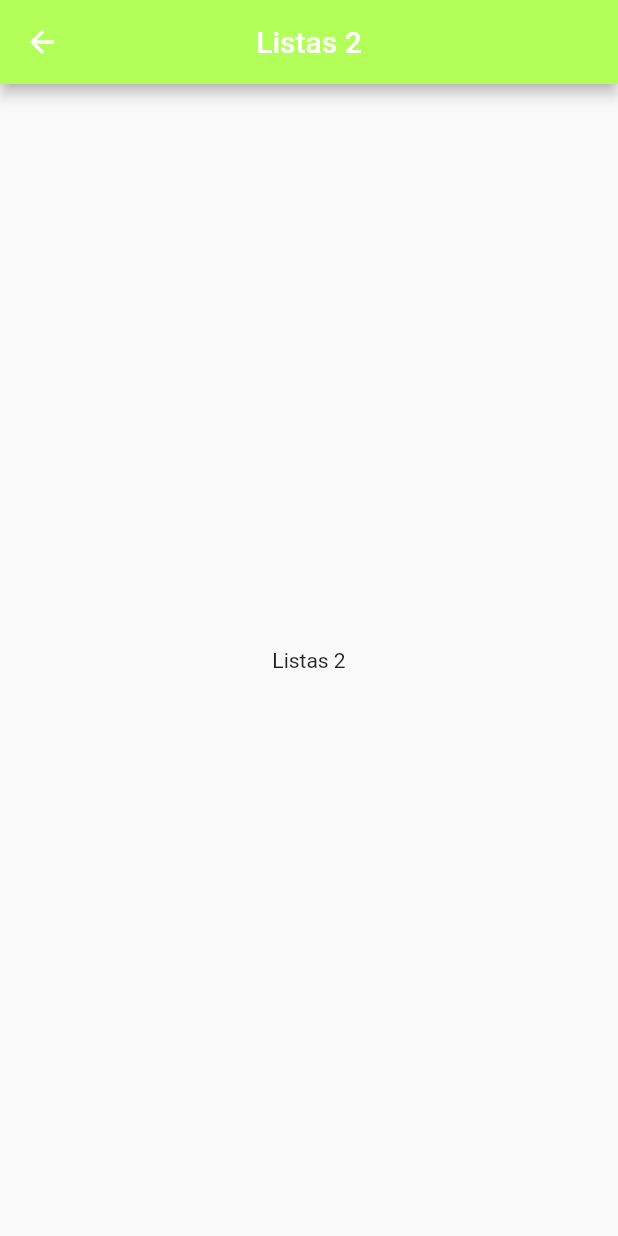
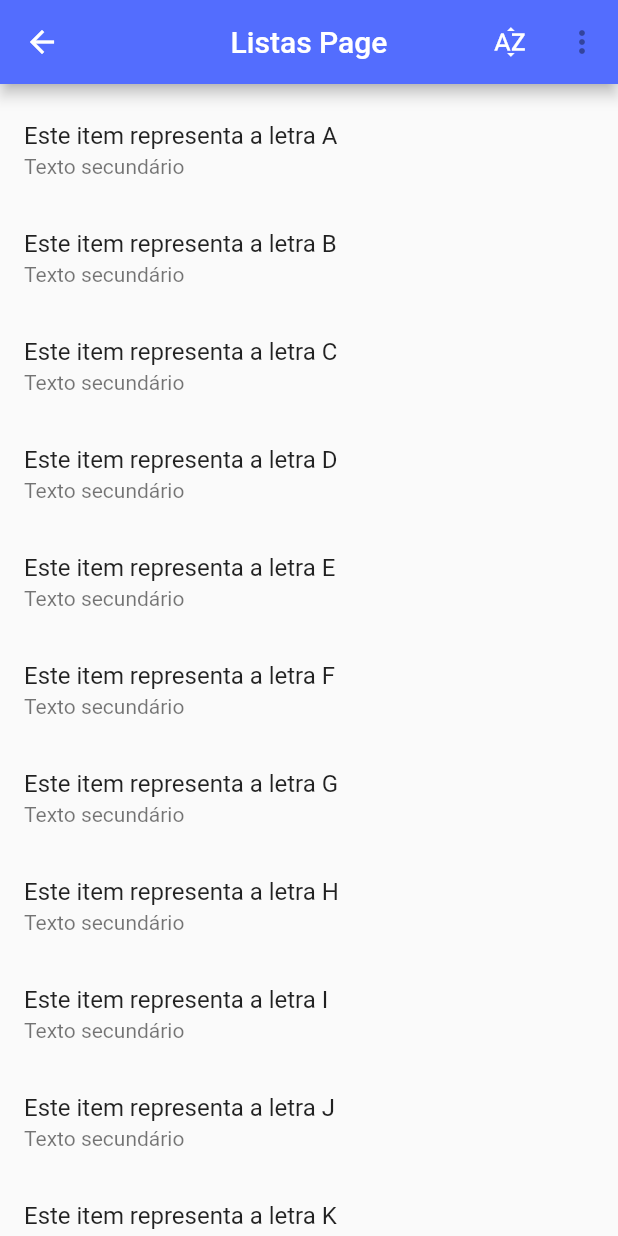
Before and after one commit to owilliamnet/flutter_widgets_demo, a Flutter app: the ListasPage screen opened directly, on a phone screen of 412 x 824 dp. Run offline on Flutter 3.47's test engine with Material 2 defaults, Android fonts, the phone set to English and light mode, and no system bars; network calls fail.

Commit message:
Atualizações até o dia 20180910

```diff
--- a/lib/listas_page.dart
+++ b/lib/listas_page.dart
@@ -6,17 +6,71 @@ class ListasPage extends StatefulWidget {
 }
 
 class _ListasPageState extends State<ListasPage> {
+  List<String> items = <String>[
+    'A',
+    'B',
+    'C',
+    'D',
+    'E',
+    'F',
+    'G',
+    'H',
+    'I',
+    'J',
+    'K',
+    'L',
+    'M',
+    'N',
+    'O',
+    'P',
+    'Q',
+    'R',
+  ];
+  bool _ordenacaoReversa = false;
+
   @override
   Widget build(BuildContext context) {
+    Iterable<Widget> listTiles =
+        items.map((String item) => buildListTile(context, item));
+
     return Scaffold(
       appBar: AppBar(
-        title: Text('Listas 2'),
+        backgroundColor: Colors.indigoAccent,
+        title: Text('Listas Page'),
         centerTitle: true,
-        backgroundColor : Colors.lightGreenAccent
+        actions: <Widget>[
+          IconButton(
+            icon: Icon(Icons.sort_by_alpha),
+            onPressed: () {
+              setState(() {
+                _ordenacaoReversa = !_ordenacaoReversa;
+                items.sort((String a, String b) => _ordenacaoReversa ? b.compareTo(a) : a.compareTo(b));
+              });
+            },
+          ),
+          IconButton(
+            icon: Icon(Icons.more_vert),
+            onPressed: null,
+          )
+        ],
       ),
-      body: Center(
-        child: Text('Listas 2'),
-      )
+      body: Scrollbar(
+        child: ListView(
+          padding: EdgeInsets.symmetric(vertical: 8.0),
+          children: listTiles.toList(),
+        ),
+      ),
     );
   }
 }
+
+Widget buildListTile(BuildContext context, String item) {
+  Widget secondary = const Text('Texto secundário');
+
+  return MergeSemantics(
+    child: ListTile(
+      title: Text('Este item representa a letra $item'),
+      subtitle: secondary,
+    ),
+  );
+}
```
Also changed, not shown: lib/botoes_page.dart (+48 -11 lines).
